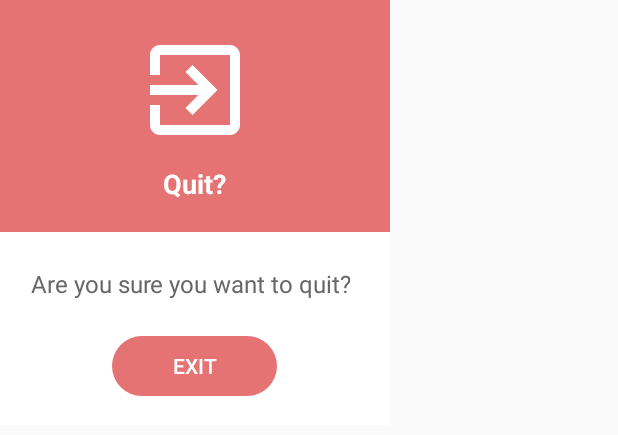
After one commit to gnanasreekar/CEMS, an Android app: the layout exitdialog.xml on its own in the app's theme, with its tools: preview values and no code run, on a phone screen of 412 x 824 dp. The commit adds this screen. Shown: the top 435 px of the screen. Run offline under Robolectric (Android 15) with nearby library versions, the phone set to English and light mode, and no system bars.

Commit message:
Minor changes

```diff
--- a/app/src/main/AndroidManifest.xml
+++ b/app/src/main/AndroidManifest.xml
@@ -35,7 +35,8 @@
         <activity
             android:name=".MainActivity"
             android:label="@string/app_name"
-            android:theme="@style/AppTheme.NoActionBar"></activity>
+            android:theme="@style/AppTheme.NoActionBar"
+            android:launchMode="singleTop"></activity>
     </application>
 
 </manifest>
--- a/app/src/main/java/com/rgs/cems/About.java
+++ b/app/src/main/java/com/rgs/cems/About.java
@@ -30,9 +30,6 @@ public class About extends AppCompatActivity {
 
     }
 
-
-
-
     @Override
     public boolean onOptionsItemSelected(MenuItem item) {
         if (item.getItemId() == android.R.id.home) {
--- /dev/null
+++ b/app/src/main/res/drawable/ic_exit_to_app_black_24dp.xml
@@ -0,0 +1,5 @@
+<vector android:height="24dp" android:tint="#FAFAFA"
+    android:viewportHeight="24.0" android:viewportWidth="24.0"
+    android:width="24dp" xmlns:android="http://schemas.android.com/apk/res/android">
+    <path android:fillColor="#FF000000" android:pathData="M10.09,15.59L11.5,17l5,-5 -5,-5 -1.41,1.41L12.67,11H3v2h9.67l-2.58,2.59zM19,3H5c-1.11,0 -2,0.9 -2,2v4h2V5h14v14H5v-4H3v4c0,1.1 0.89,2 2,2h14c1.1,0 2,-0.9 2,-2V5c0,-1.1 -0.9,-2 -2,-2z"/>
+</vector>
--- /dev/null
+++ b/app/src/main/res/layout/exitdialog.xml
@@ -0,0 +1,76 @@
+<?xml version="1.0" encoding="utf-8"?>
+<LinearLayout xmlns:android="http://schemas.android.com/apk/res/android"
+    xmlns:app="http://schemas.android.com/apk/res-auto"
+    android:layout_width="260dp"
+    android:layout_height="wrap_content"
+    android:background="@android:color/white"
+    android:orientation="vertical">
+
+    <LinearLayout
+        android:layout_width="match_parent"
+        android:layout_height="wrap_content"
+        android:background="@color/red_300"
+        android:gravity="center"
+        android:minHeight="120dp"
+        android:orientation="vertical"
+        android:padding="@dimen/spacing_mlarge">
+
+        <ImageView
+            android:id="@+id/icon"
+            android:layout_width="80dp"
+            android:layout_height="80dp"
+            android:tint="@android:color/white"
+            android:src="@drawable/ic_exit_to_app_black_24dp" />
+
+        <TextView
+            android:id="@+id/title"
+            android:layout_width="wrap_content"
+            android:layout_height="wrap_content"
+            android:layout_marginTop="@dimen/spacing_middle"
+            android:text="Quit?"
+            android:textAppearance="@style/TextAppearance.AppCompat.Medium"
+            android:textColor="@android:color/white"
+            android:textStyle="bold" />
+
+    </LinearLayout>
+
+    <LinearLayout
+        android:layout_width="match_parent"
+        android:layout_height="wrap_content"
+        android:gravity="center_vertical|start"
+        android:orientation="vertical"
+        android:padding="@dimen/spacing_mlarge">
+
+        <TextView
+            android:id="@+id/content"
+            android:layout_width="wrap_content"
+            android:layout_height="wrap_content"
+            android:layout_marginTop="@dimen/spacing_small"
+            android:text="Are you sure you want to quit?"
+            android:textAlignment="center"
+            android:textAppearance="@style/TextAppearance.AppCompat.Subhead"
+            android:textColor="@color/grey_60" />
+    </LinearLayout>
+
+    <LinearLayout
+        android:id="@+id/lyt_action"
+        android:layout_width="match_parent"
+        android:layout_height="wrap_content"
+        android:layout_marginBottom="@dimen/spacing_large"
+        android:gravity="center"
+        android:orientation="horizontal">
+
+        <androidx.appcompat.widget.AppCompatButton
+            android:id="@+id/bt_close"
+            android:layout_width="wrap_content"
+            android:layout_height="wrap_content"
+            style="@style/Widget.AppCompat.Button.Borderless"
+            android:background="@drawable/btn_rounded_red"
+            android:paddingLeft="@dimen/spacing_mlarge"
+            android:paddingRight="@dimen/spacing_mlarge"
+            android:text="Exit"
+            android:textColor="@android:color/white" />
+
+    </LinearLayout>
+
+</LinearLayout>
```
Also changed, not shown: app/src/main/java/com/rgs/cems/Auth/Login.java (+26 -31 lines), app/src/main/java/com/rgs/cems/Auth/Signup.java (+5 -4 lines), app/src/main/java/com/rgs/cems/MainActivity.java (+47 -30 lines), app/src/main/res/layout/activity_about.xml (+2 -17 lines), app/src/main/res/layout/signout.xml (added, +76 -0 lines).
